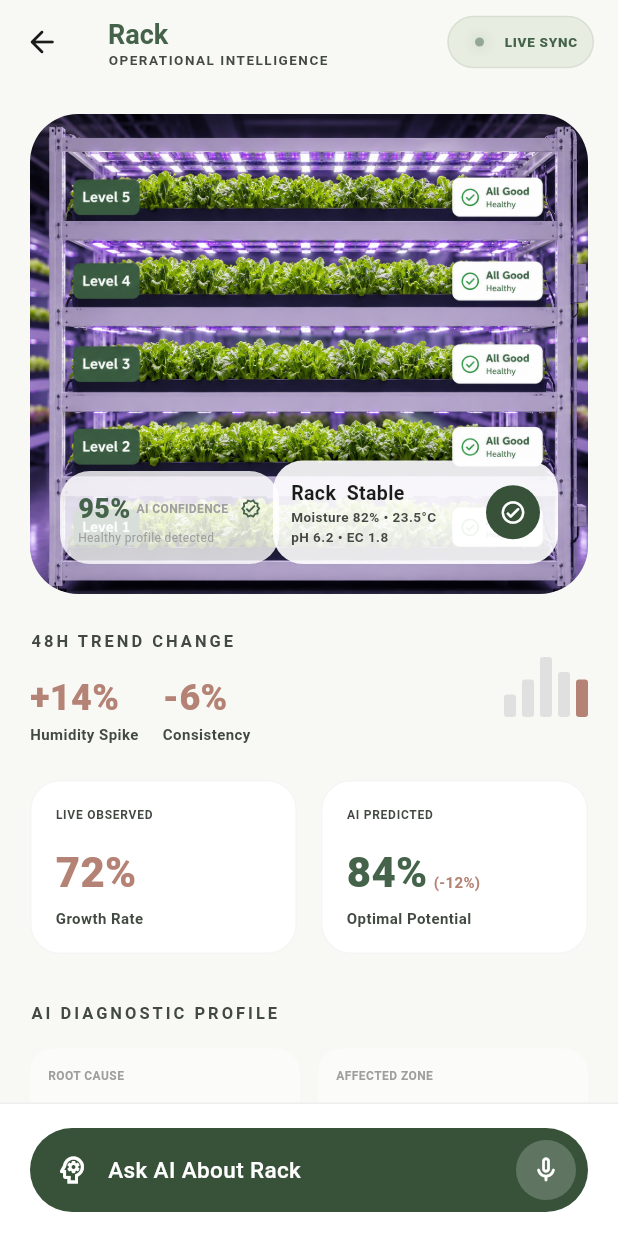
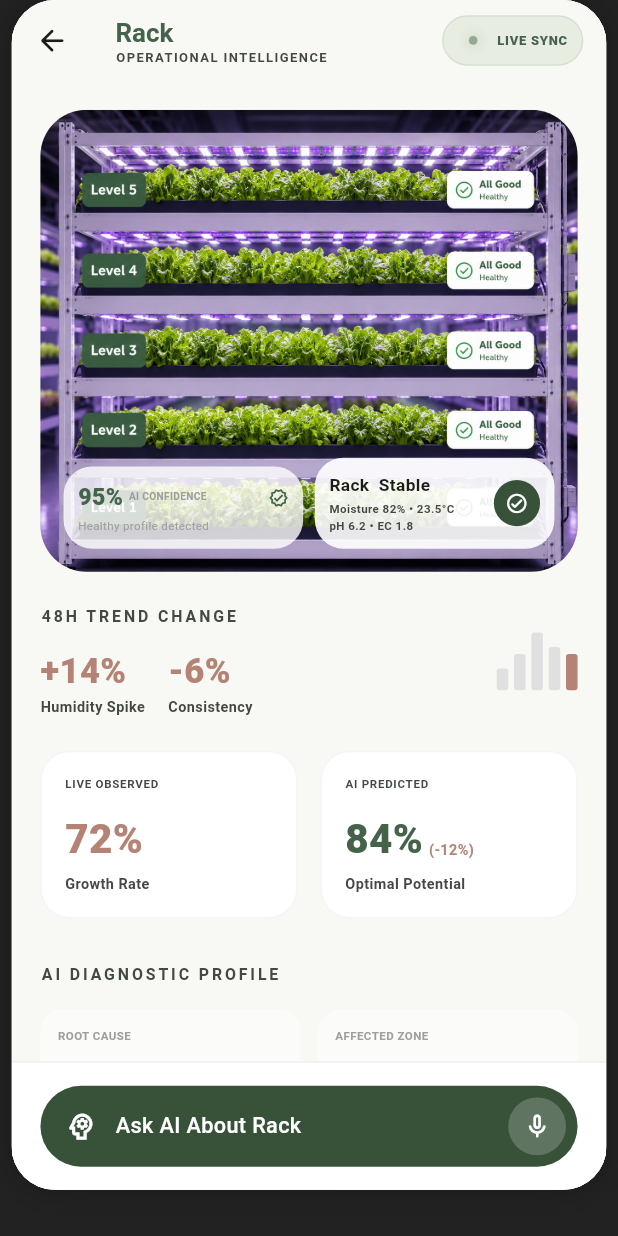
Before and after one commit to Jiaxin061/blablabla_2.0, a Flutter app: the DigitalTwinScreen screen opened directly with empty values, on a phone screen of 412 x 824 dp. Run offline on Flutter 3.47's test engine with Material 3 defaults, Android fonts, the phone set to English and light mode, and no system bars; our stand-ins replace flutter_riverpod, go_router, google_fonts; Roboto replaces fonts that are missing (Atkinson Hyperlegible).

Commit message:
Fix responsive issue on andriod

```diff
--- a/lib/features/digital_twin/digital_twin_screen.dart
+++ b/lib/features/digital_twin/digital_twin_screen.dart
@@ -209,38 +209,51 @@ class _TwinHeroCard extends StatelessWidget {
               ),
             ),
           ),
+          // Bottom Cards (Confidence and Anomaly Detail)
+          Positioned(
+            bottom: 16,
+            left: 16,
+            right: 16,
+            child: Row(
+              crossAxisAlignment: CrossAxisAlignment.end,
+              children: [
                 // Confidence Card
-          Positioned(
-            bottom: 20, left: 20,
+                Expanded(
+                  flex: 1,
                   child: Container(
-              padding: const EdgeInsets.all(12),
+                    padding: const EdgeInsets.all(10),
                     decoration: BoxDecoration(
                       color: Colors.white.withValues(alpha: 0.8),
                       borderRadius: BorderRadius.circular(20),
                     ),
                     child: Column(
                       crossAxisAlignment: CrossAxisAlignment.start,
+                      mainAxisSize: MainAxisSize.min,
                       children: [
                         Row(
                           children: [
                             Text(
                               isHealthyRack ? '95%' : '88%',
                               style: const TextStyle(
-                          fontSize: 18,
+                                fontSize: 16,
                                 fontWeight: FontWeight.w800,
                                 color: AppColors.primary,
                               ),
                             ),
                             const SizedBox(width: 4),
-                      const Text(
+                            const Expanded(
+                              child: Text(
                                 'AI CONFIDENCE',
                                 style: TextStyle(
-                          fontSize: 8,
+                                  fontSize: 7,
                                   fontWeight: FontWeight.bold,
                                   color: Colors.grey,
                                 ),
+                                maxLines: 1,
+                                overflow: TextOverflow.ellipsis,
                               ),
-                      const SizedBox(width: 8),
+                            ),
+                            const SizedBox(width: 2),
                             const Icon(
                               Icons.verified_outlined,
                               size: 14,
@@ -248,20 +261,23 @@ class _TwinHeroCard extends StatelessWidget {
                             ),
                           ],
                         ),
+                        const SizedBox(height: 2),
                         Text(
                           isHealthyRack ? 'Healthy profile detected' : 'Divergence detected',
                           style: const TextStyle(fontSize: 8, color: Colors.grey),
+                          maxLines: 1,
+                          overflow: TextOverflow.ellipsis,
                         ),
                       ],
                     ),
                   ),
                 ),
+                const SizedBox(width: 8),
                 // Anomaly Detail
-          Positioned(
-            bottom: 20, right: 20,
+                Expanded(
+                  flex: 1,
                   child: Container(
-              width: 190,
-              padding: const EdgeInsets.all(12),
+                    padding: const EdgeInsets.all(10),
                     decoration: BoxDecoration(
                       color: Colors.white.withValues(alpha: 0.9),
                       borderRadius: BorderRadius.circular(20),
@@ -271,27 +287,37 @@ class _TwinHeroCard extends StatelessWidget {
                         Expanded(
                           child: Column(
                             crossAxisAlignment: CrossAxisAlignment.start,
+                            mainAxisSize: MainAxisSize.min,
                             children: [
                               Text(
                                 isHealthyRack ? 'Rack $rackId Stable' : 'Rack $rackId Alert',
                                 style: const TextStyle(
-                            fontSize: 13,
+                                  fontSize: 12,
                                   fontWeight: FontWeight.bold,
                                 ),
+                                maxLines: 1,
+                                overflow: TextOverflow.ellipsis,
                               ),
+                              const SizedBox(height: 2),
                               Text(
                                 'Moisture $moisture% • ${temperature.toStringAsFixed(1)}°C',
-                          style: AppTypography.caption.copyWith(fontSize: 9),
+                                style: AppTypography.caption.copyWith(fontSize: 8),
+                                maxLines: 1,
+                                overflow: TextOverflow.ellipsis,
                               ),
                               Text(
                                 'pH ${ph.toStringAsFixed(1)} • EC ${ec.toStringAsFixed(1)}',
-                          style: AppTypography.caption.copyWith(fontSize: 9),
+                                style: AppTypography.caption.copyWith(fontSize: 8),
+                                maxLines: 1,
+                                overflow: TextOverflow.ellipsis,
                               ),
                             ],
                           ),
                         ),
+                        const SizedBox(width: 4),
                         Container(
-                    width: 36, height: 36,
+                          width: 32,
+                          height: 32,
                           decoration: const BoxDecoration(
                             color: Color(0xFF38523A),
                             shape: BoxShape.circle,
@@ -301,11 +327,14 @@ class _TwinHeroCard extends StatelessWidget {
                                 ? Icons.check_circle_outline_rounded
                                 : Icons.warning_amber_rounded,
                             color: Colors.white,
-                      size: 18,
+                            size: 16,
                           ),
                         ),
                       ],
                     ),
+                  ),
+                ),
+              ],
             ),
           ),
         ],
--- a/lib/main.dart
+++ b/lib/main.dart
@@ -35,9 +35,7 @@ class VBlaFarmApp extends StatelessWidget {
       theme: AppTheme.light,
       routerConfig: appRouter,
       builder: (context, child) {
-        if (!kIsWeb) {
-          return child ?? const SizedBox.shrink();
-        }
+        // Apply the same responsive constraints across all platforms
 
         return LayoutBuilder(
           builder: (context, constraints) {
```
Lines whose indentation alone changed are shown as unchanged.
